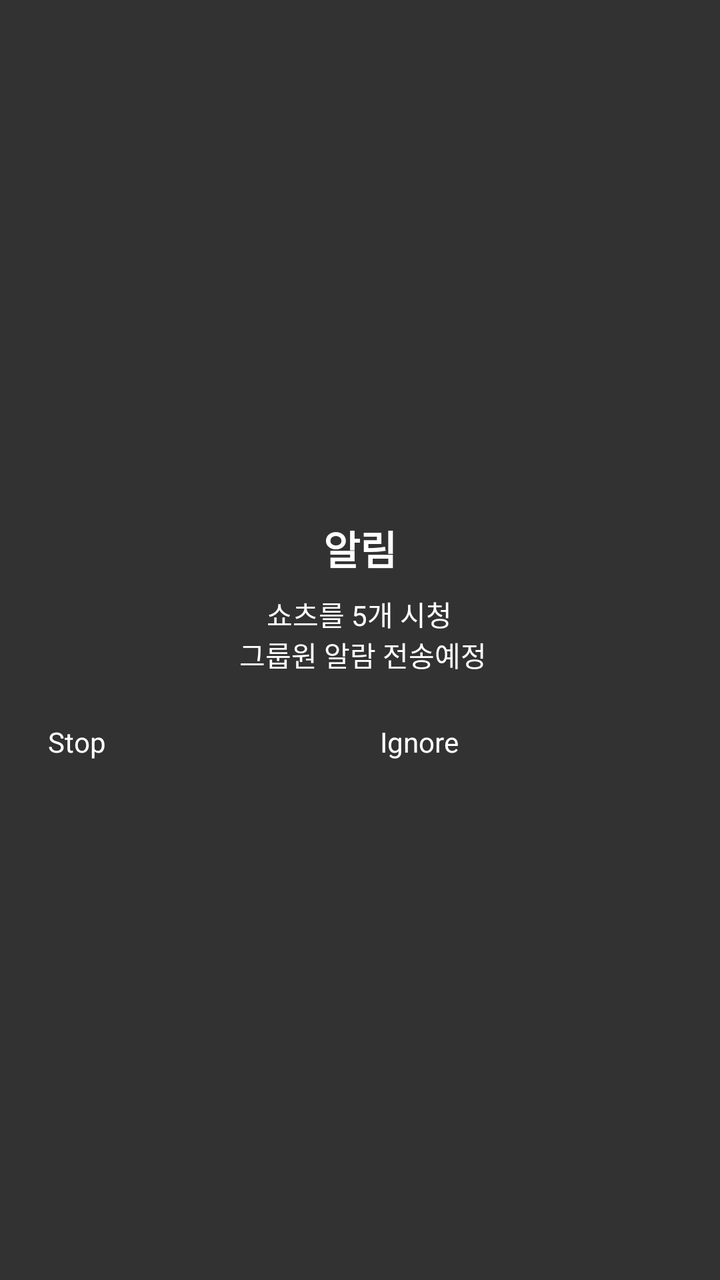
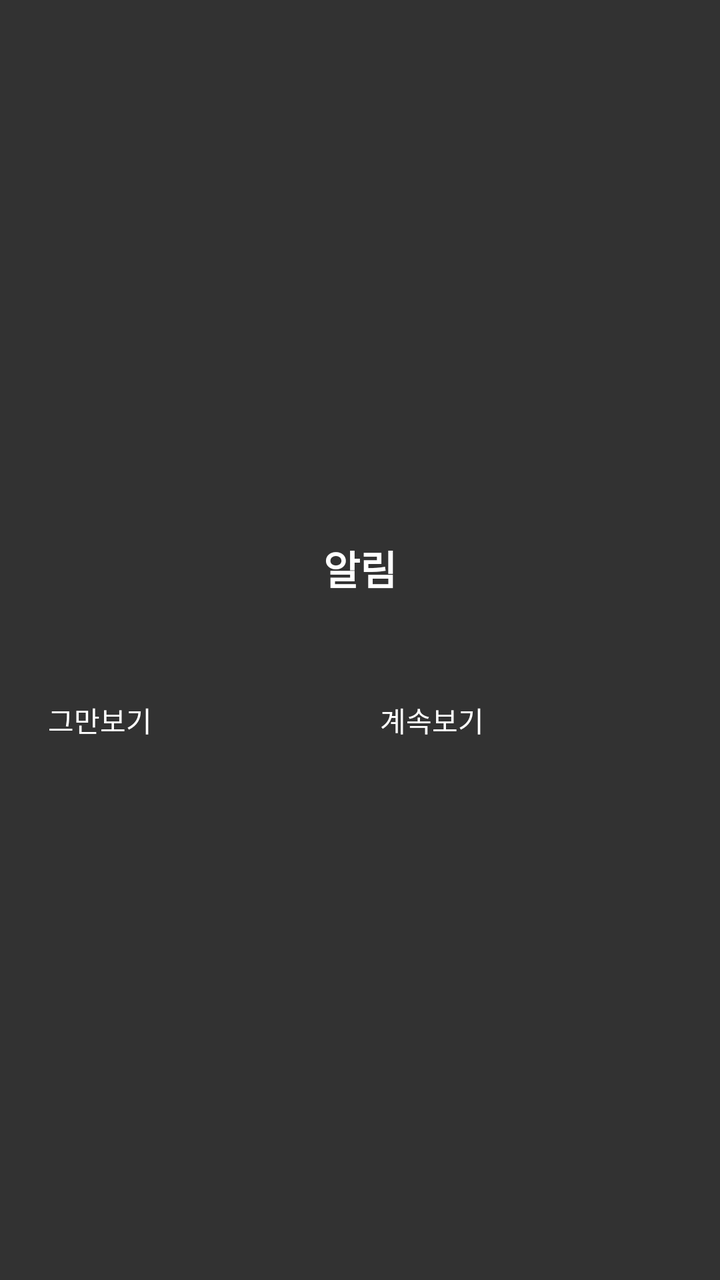

Compare the two renders of this Android layout. The source of the first and the diff that turns it into the second are given below.
<!-- AndroidManifest.xml: application theme Theme.ShortCut -->
<!-- res/layout/overlay_popup.xml -->
<?xml version="1.0" encoding="utf-8"?>
<LinearLayout xmlns:android="http://schemas.android.com/apk/res/android"
    android:layout_width="500dp"
    android:layout_height="wrap_content"
    android:orientation="vertical"
    android:background="#CC000000"
    android:padding="24dp"
    android:gravity="center">

    <TextView
        android:layout_width="wrap_content"
        android:layout_height="wrap_content"
        android:text="알림"
        android:textColor="#FFFFFF"
        android:textSize="20sp"
        android:textStyle="bold"
        android:layout_marginBottom="8dp"/>

    <TextView
        android:layout_width="wrap_content"
        android:layout_height="wrap_content"
        android:layout_marginBottom="24dp"
        android:gravity="center"
        android:text="쇼츠를 5개 시청\n 그룹원 알람 전송예정"
        android:textColor="#FFFFFF"
        android:textSize="14sp" />

    <LinearLayout
        android:layout_width="match_parent"
        android:layout_height="wrap_content"
        android:orientation="horizontal"
        android:gravity="center">

        <Button
            android:id="@+id/btnStop"
            android:layout_width="0dp"
            android:layout_height="wrap_content"
            android:layout_weight="1"
            android:text="Stop"
            android:backgroundTint="#FF4444"
            android:textColor="#FFFFFF"
            android:layout_marginEnd="20dp"/>

        <Button
            android:id="@+id/btnIgnore"
            android:layout_width="0dp"
            android:layout_height="wrap_content"
            android:layout_weight="1"
            android:text="Ignore"
            android:backgroundTint="#888888"
            android:textColor="#FFFFFF"/>

    </LinearLayout>

</LinearLayout>
<!-- resources referenced by this layout -->
<resources>
  <style name="Theme.ShortCut" parent="android:Theme.Material.Light.NoActionBar" />
</resources>

<!-- the commit's change to res/layout/overlay_popup.xml (unified diff, before → after) -->
@@ -8,6 +8,7 @@
     android:gravity="center">
 
     <TextView
+        android:id="@+id/popupTitle"
         android:layout_width="wrap_content"
         android:layout_height="wrap_content"
         android:text="알림"
@@ -17,15 +18,17 @@
         android:layout_marginBottom="8dp"/>
 
     <TextView
+        android:id="@+id/popupMessage"
         android:layout_width="wrap_content"
         android:layout_height="wrap_content"
         android:layout_marginBottom="24dp"
         android:gravity="center"
-        android:text="쇼츠를 5개 시청\n 그룹원 알람 전송예정"
+        android:text=""
         android:textColor="#FFFFFF"
         android:textSize="14sp" />
 
     <LinearLayout
+        android:id="@+id/popupButtonRow"
         android:layout_width="match_parent"
         android:layout_height="wrap_content"
         android:orientation="horizontal"
@@ -36,19 +39,38 @@
             android:layout_width="0dp"
             android:layout_height="wrap_content"
             android:layout_weight="1"
-            android:text="Stop"
+            android:text="그만보기"
             android:backgroundTint="#FF4444"
             android:textColor="#FFFFFF"
             android:layout_marginEnd="20dp"/>
 
-        <Button
-            android:id="@+id/btnIgnore"
+        
+        <FrameLayout
             android:layout_width="0dp"
             android:layout_height="wrap_content"
-            android:layout_weight="1"
-            android:text="Ignore"
-            android:backgroundTint="#888888"
-            android:textColor="#FFFFFF"/>
+            android:layout_weight="1">
+
+            <Button
+                android:id="@+id/btnIgnore"
+                android:layout_width="match_parent"
+                android:layout_height="wrap_content"
+                android:text="계속보기"
+                android:backgroundTint="#888888"
+                android:textColor="#FFFFFF"/>
+
+            
+            <TextView
+                android:id="@+id/ignoreCountdown"
+                android:layout_width="wrap_content"
+                android:layout_height="wrap_content"
+                android:layout_gravity="center"
+                android:text=""
+                android:textColor="#FFFFFF"
+                android:textSize="18sp"
+                android:textStyle="bold"
+                android:visibility="gone"/>
+
+        </FrameLayout>
 
     </LinearLayout>
 
